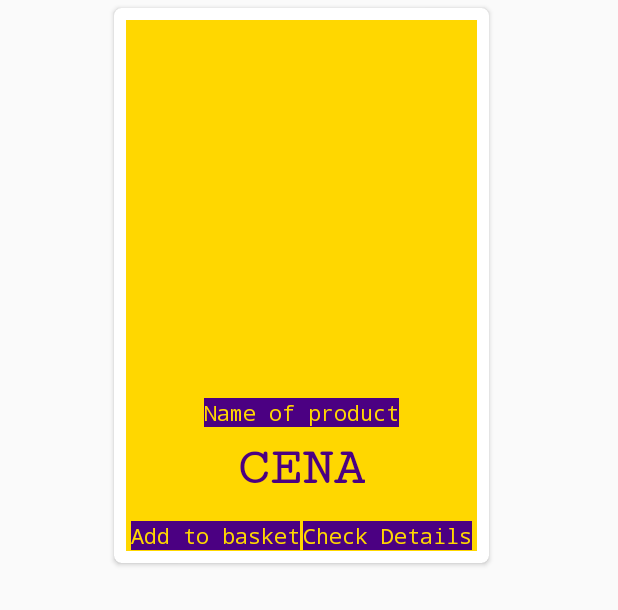
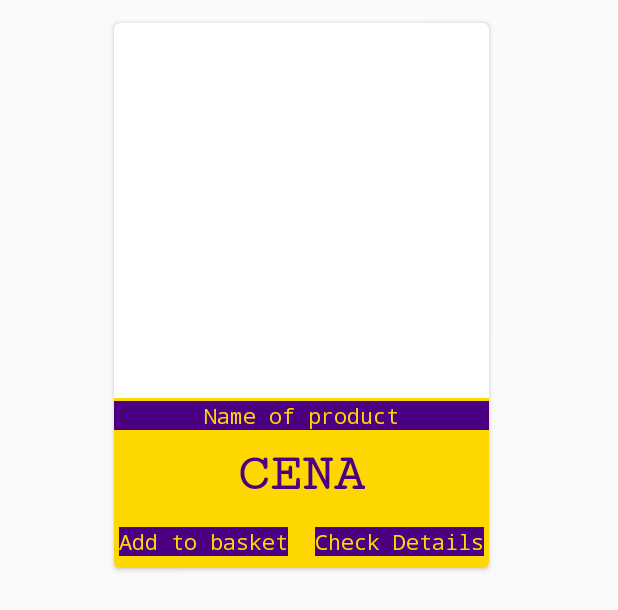
Before and after one commit to Andrejpopof/thePlug, an Android app: the layout item_shop.xml on its own in the app's theme, with its tools: preview values and no code run, on a phone screen of 412 x 824 dp. Shown: the top 610 px of the screen. Run offline under Robolectric (Android 15) with nearby library versions, the phone set to English and light mode, and no system bars.

Commit message:
Zavrsena Prodavnica

```diff
--- a/app/src/main/res/layout/item_shop.xml
+++ b/app/src/main/res/layout/item_shop.xml
@@ -1,27 +1,31 @@
 <?xml version="1.0" encoding="utf-8"?>
 <androidx.cardview.widget.CardView xmlns:android="http://schemas.android.com/apk/res/android"
     android:layout_width="250dp"
-    android:layout_height="370dp"
+    android:layout_height="363dp"
     xmlns:app="http://schemas.android.com/apk/res-auto"
     android:layout_marginStart="76dp"
-    android:layout_marginTop="5dp"
-    app:cardCornerRadius="5dp">
+    android:layout_marginTop="15dp"
+    app:cardCornerRadius="4dp"
+    >
 
     <RelativeLayout
         android:layout_width="match_parent"
         android:layout_height="match_parent"
-        android:layout_margin="8dp"
-        android:background="@color/Gold">
+        android:layout_margin="0dp"
+        android:background="@color/Gold"
+        >
 
         <ImageView
             android:id="@+id/img"
             android:layout_width="match_parent"
             android:layout_height="250dp"
-            android:padding="2dp"/>
+            android:padding="2dp"
+            android:background="@color/white"/>
         <TextView
             android:id="@+id/imeProdukt"
-            android:layout_width="wrap_content"
+            android:layout_width="match_parent"
             android:layout_height="wrap_content"
+            android:textAlignment="center"
             android:text="Name of product"
             android:layout_below="@+id/img"
             android:layout_marginTop="2dp"
@@ -43,7 +47,7 @@
             android:textColor="@color/purple"
             android:layout_below="@id/imeProdukt"
             android:layout_centerHorizontal="true"
-            android:layout_marginTop="8dp"/>
+            android:layout_marginTop="10dp"/>
 
         <TextView
             android:id="@+id/addBasket"
```
Also changed, not shown: app/src/main/java/com/example/theplug/MainActivity.java (+6 -6 lines), app/src/main/java/com/example/theplug/Shop.java (+19 -7 lines), app/src/main/res/drawable/fazexchampion.png (added), app/src/main/res/drawable/fear_of_god.png (added), app/src/main/res/drawable/fnc.png (added), app/src/main/res/drawable/honor_the_gift.png (added), app/src/main/res/drawable/off_white_virgil.png (added), app/src/main/res/drawable/ovo.png (added), app/src/main/res/drawable/puma.png (added), app/src/main/res/drawable/saint_laurent.png (added).
